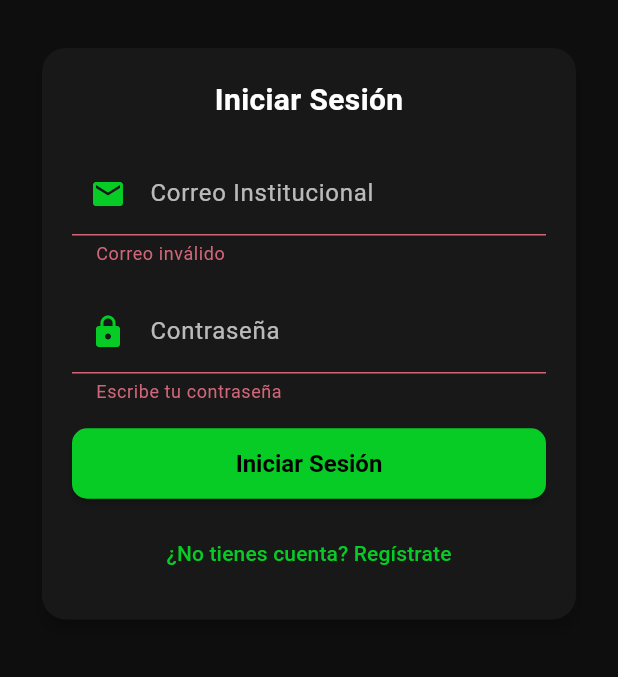
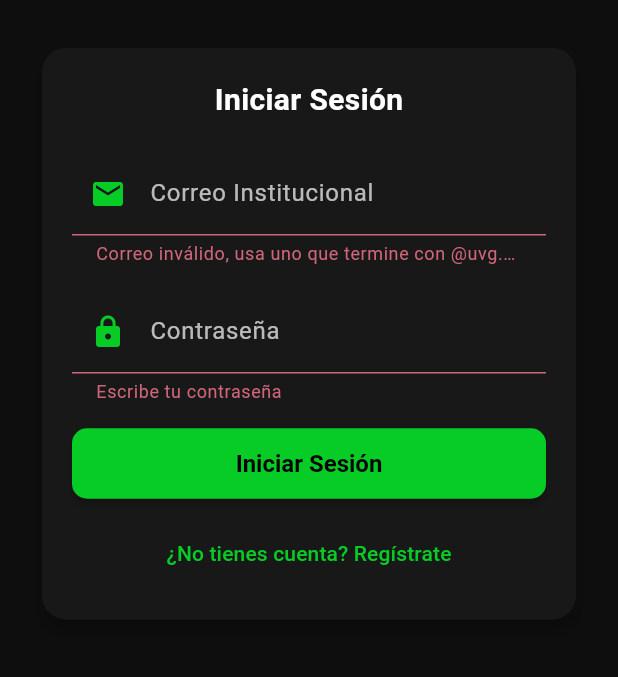
Before and after one commit to alexpe07-uvg/Proyecto-de-Curso-POO---Grupo-3, a Flutter app: the screen it shows after launch, after a tap on "Iniciar Sesión", on a phone screen of 412 x 824 dp, the part 405-1082 px from its top. Run offline on Flutter 3.47's test engine with Material 3 defaults, Android fonts, the light colour scheme and no system bars; our stand-ins replace image_picker; accounts and stored records are empty; network calls fail.

Commit message:
Foto de perfil en registro agregado (local) y validacion de correo @uvg.edu.gt

```diff
--- a/lib/crear_log_in/crear_log_in_model.dart
+++ b/lib/crear_log_in/crear_log_in_model.dart
@@ -4,6 +4,7 @@ class CrearLogInModel {
   String confirmPassword;
   String alias;
   String carrera;
+  String? rutaFotoPerfil;
 
   CrearLogInModel({
     this.email = '',
@@ -11,5 +12,6 @@ class CrearLogInModel {
     this.confirmPassword = '',
     this.alias = '',
     this.carrera = '',
+    this.rutaFotoPerfil,
   });
 }
--- a/lib/crear_log_in/crear_log_in_view.dart
+++ b/lib/crear_log_in/crear_log_in_view.dart
@@ -1,7 +1,9 @@
 import 'package:flutter/material.dart';
-
 import 'crear_log_in_controller.dart';
 import '../feed_principal/screens/feed_screen.dart';
+import 'dart:io';
+import 'package:flutter/foundation.dart';
+import 'package:flutter/material.dart';
 
 class CrearLogInView extends StatefulWidget {
   const CrearLogInView({super.key});
@@ -84,6 +86,13 @@ class _CrearLogInViewState extends State<CrearLogInView> {
       if (mounted) {
         setState(() => _cargando = false);
       }
+    }
+  }
+
+  Future<void> _seleccionarFoto() async {
+    bool cambio = await _controller.cambiarFotoPerfil();
+    if (cambio) {
+      setState(() {});
     }
   }
 
@@ -184,8 +193,8 @@ class _CrearLogInViewState extends State<CrearLogInView> {
                           ),
                           onChanged: (val) => _controller.model.email = val,
                           validator: (val) =>
-                              (val == null || !val.contains('@'))
-                              ? 'Correo inválido'
+                              (val == null || !val.trim().toLowerCase().endsWith('@uvg.edu.gt'))
+                              ? 'Correo inválido, usa uno que termine con @uvg.edu.gt'
                               : null,
                         ),
                         const SizedBox(height: 16),
@@ -258,21 +267,29 @@ class _CrearLogInViewState extends State<CrearLogInView> {
                           Stack(
                             alignment: Alignment.center,
                             children: [
-                              const CircleAvatar(
+                              CircleAvatar(
                                 radius: 40,
-                                backgroundColor: Color(0xFF2E2E2E),
-                                child: Icon(
-                                  Icons.person,
-                                  size: 50,
-                                  color: Colors.white70,
-                                ),
+                                backgroundColor: const Color(0xFF2E2E2E),
+                                backgroundImage: _controller.model.rutaFotoPerfil != null
+                                    ? (kIsWeb
+                                        ? NetworkImage(_controller.model.rutaFotoPerfil!)
+                                        : FileImage(File(_controller.model.rutaFotoPerfil!))
+                                            as ImageProvider)
+                                    : null,
+                                child: _controller.model.rutaFotoPerfil == null
+                                    ? const Icon(
+                                        Icons.person,
+                                        size: 50,
+                                        color: Colors.white70,
+                                      )
+                                    : null,
                               ),
                               Positioned(
                                 bottom: 0,
                                 right: 0,
                                 child: CircleAvatar(
                                   radius: 16,
-                                  backgroundColor: Color.fromARGB(
+                                  backgroundColor: const Color.fromARGB(
                                     255,
                                     7,
                                     204,
@@ -285,16 +302,7 @@ class _CrearLogInViewState extends State<CrearLogInView> {
                                       size: 16,
                                       color: Colors.black,
                                     ),
-                                    onPressed: () {
-                                      ScaffoldMessenger.of(context)
-                                          .showSnackBar(
-                                            const SnackBar(
-                                              content: Text(
-                                                'Selector de archivos (Simulación visual)',
-                                              ),
-                                            ),
-                                          );
-                                    },
+                                    onPressed: _seleccionarFoto,
                                   ),
                                 ),
                               ),
```
Also changed, not shown: lib/crear_log_in/crear_log_in_controller.dart (+16 -1 lines).
